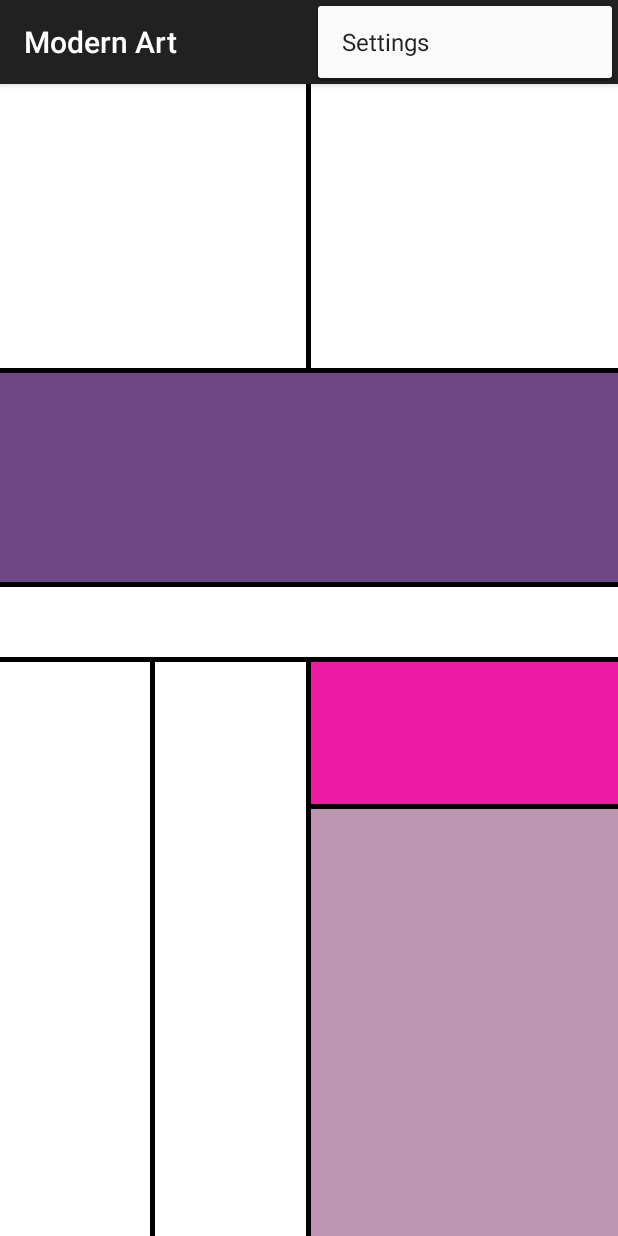
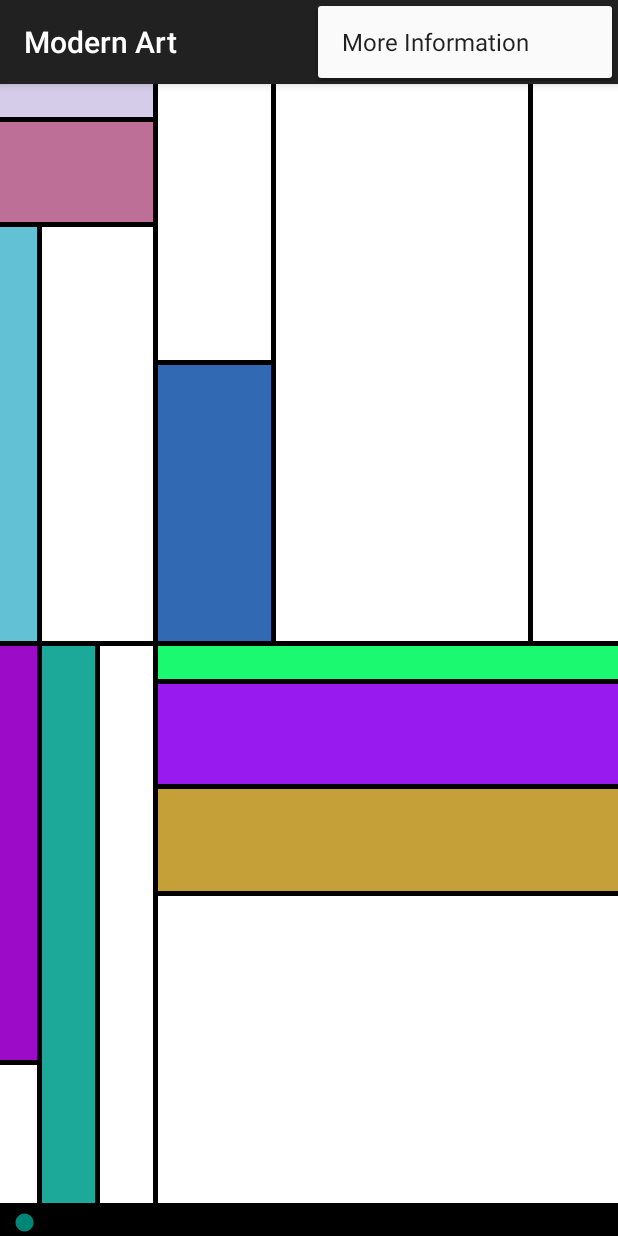
Before and after one commit to nashmaniac/Infini-Mondrians, an Android app: the screen it shows after launch (MainActivity), with the options menu open, on a phone screen of 412 x 824 dp. Run offline under Robolectric (Android 15) with nearby library versions, the phone set to English and light mode, and no system bars.

Commit message:
Finished Seekbar Implementation initial version, modularized the code by creating a new Mondrian.java class

```diff
--- a/app/src/main/java/com/example/nash/modernui/MainActivity.java
+++ b/app/src/main/java/com/example/nash/modernui/MainActivity.java
@@ -4,21 +4,23 @@ import android.content.Context;
 import android.graphics.Color;
 import android.support.v7.app.ActionBarActivity;
 import android.os.Bundle;
+import android.util.Log;
 import android.view.GestureDetector;
 import android.view.Menu;
 import android.view.MenuItem;
 import android.view.MotionEvent;
 import android.widget.LinearLayout;
+import android.widget.SeekBar;
 import android.widget.Toast;
+
+import java.util.ArrayList;
 import java.util.Random;
 
 
 public class MainActivity extends ActionBarActivity{
-    private Random rand = new Random();
-    // Number of parts/squares visible in the Mondrian
-    private int MAX_PARTS = 6;
-    private int TOTAL_WEIGHT_PER_PART = 4;
-    private int BORDER_WIDTH = 5;
+    private LinearLayout mainLayout;
+    private SeekBar seek;
+    private Mondrian mondrian;
 
     @Override
     protected void onCreate(Bundle savedInstanceState) {
@@ -26,97 +28,30 @@ public class MainActivity extends ActionBarActivity{
         setContentView(R.layout.activity_main);
 
         // Main layout from the xml file
-        LinearLayout mainLayout = (LinearLayout) findViewById(R.id.main_layout);
-        makeMondrian(mainLayout, 0);
+        mainLayout = (LinearLayout) findViewById(R.id.main_layout);
+
+        // Create a new Mondrian object
+        mondrian = new Mondrian(mainLayout, this);
+        mondrian.draw();
+
+        // The seekBar for changing the color of the colored squares of the Mondrian
+        seek = (SeekBar) findViewById(R.id.seekBar);
+        seek.setOnSeekBarChangeListener(new SeekBar.OnSeekBarChangeListener() {
+            @Override
+            public void onProgressChanged(SeekBar seekBar, int progressValue, boolean fromUser) {
+                mondrian.recolorMondrian();
+            }
+
+            // Implementation of the methods are not required for this app
+            // But there existence is required for the code to function properly
+            @Override
+            public void onStartTrackingTouch(SeekBar seekBar) {}
+
+            @Override
+            public void onStopTrackingTouch(SeekBar seekBar) {}
+        });
     }
 
-    private void makeMondrian(LinearLayout parentLayout, int partCount) {
-        if(partCount >= MAX_PARTS) return;
-        int partitionWeight = rand.nextInt(TOTAL_WEIGHT_PER_PART - 1) + 1; // Avoids the generation of 0
-        LinearLayout firstPartition = createPartition(partitionWeight, parentLayout);
-        LinearLayout border = getPartitionBorder(parentLayout.getOrientation());
-        LinearLayout secondPartition = createPartition(TOTAL_WEIGHT_PER_PART - partitionWeight, parentLayout);
-
-        parentLayout.addView(firstPartition);
-        parentLayout.addView(border);
-        parentLayout.addView(secondPartition);
-
-
-        makeMondrian(secondPartition, partCount + 2);
-        makeMondrian(firstPartition, partCount + 2);
-    }
-
-
-    /*
-    * Function : getPartitionBorder(orientation of the parent container)
-    * -------------------------------------------------------------------
-    * Returns a thin LinearLayout black in color to act as a border between
-    * two Partitions of the parent.
-    */
-    private LinearLayout getPartitionBorder(int containerOrientation) {
-        LinearLayout border = new LinearLayout(this);
-        border.setBackgroundColor(Color.BLACK);
-
-        LinearLayout.LayoutParams borderParams = new LinearLayout.LayoutParams(LinearLayout.LayoutParams.MATCH_PARENT,LinearLayout.LayoutParams.MATCH_PARENT);
-
-        if(containerOrientation == LinearLayout.VERTICAL) {
-            borderParams.height = BORDER_WIDTH;
-        }else{
-            borderParams .width = BORDER_WIDTH;
-        }
-
-        border.setLayoutParams(borderParams);
-        return border;
-    }
-
-    /*
-    * Function : createPartition(weight of the layout)
-    * Usage    : LinearLayout sampleLayout = createLayout(2);
-    * ------------------------------------------------------------------
-    * Creates a LinearLayout View with the specified weight in parameter
-    */
-    private LinearLayout createPartition(float layoutWeight, LinearLayout parentLayout) {
-        LinearLayout linearLayout = new LinearLayout(this);
-        linearLayout.setBackgroundColor(randomColor());
-        linearLayout.setOrientation(rand.nextBoolean() ? LinearLayout.VERTICAL : LinearLayout.HORIZONTAL);
-
-        LinearLayout.LayoutParams linearLayoutParams = new LinearLayout.LayoutParams(LinearLayout.LayoutParams.MATCH_PARENT, LinearLayout.LayoutParams.MATCH_PARENT);
-        linearLayoutParams.weight = layoutWeight;
-
-        if(parentLayout.getOrientation() == LinearLayout.VERTICAL) {
-            linearLayoutParams.height = 0; // Will be automatically set by provided weight
-        }else {
-            linearLayoutParams.width = 0; // Will be automatically set by provided weight
-        }
-
-        linearLayout.setLayoutParams(linearLayoutParams);
-
-        return linearLayout;
-    }
-
-    /*
-    * Function : randomColor()
-    * Usage    : viewVariable.setColor(randomColor);
-    * -----------------------------------------------
-    */
-    private int randomColor() {
-        boolean shouldBeWhite = generateBiasedBoolean(0.65f);
-        if(shouldBeWhite) {
-            return (Color.argb(255, 255, 255,255));
-        } else {
-            return (Color.argb(255, rand.nextInt(256), rand.nextInt(256), rand.nextInt(256)));
-        }
-    }
-
-    /*
-     * Function : generateBiasedBoolean(bias Value)
-     * -----------------------------------------------------------------------------------
-     * Favors true more if passed in "float bias"/bias Value is greater than 0.5 and favors false more if passed
-     * in "float bias"/bias Value is less than 0.5
-     */
-    private boolean generateBiasedBoolean(float bias){
-        return (rand.nextFloat() < bias);
-    }
 
     /*
     * Function : gestureDetector() and onTouchEvent
@@ -137,6 +72,7 @@ public class MainActivity extends ActionBarActivity{
     * Function : makeToast(message to display in toast)
     * --------------------------------------------------
     * Creates and shows toast with the message that is passed in as parameter
+    * Mostly used for debugging purposes.
     */
     public void makeToast(String message) {
         Context context = getApplicationContext();
@@ -144,13 +80,14 @@ public class MainActivity extends ActionBarActivity{
         Toast toast = Toast.makeText(context, message, duration);
         toast.show();
     }
-    // Methods for Options Menu
+
+//######################################################## Methods for the options menu
 
     /*
     * Function : onCreateOptionsMenu()
-    * ----------------------------------
-    * Intrinsic function of android platform
-    * to inflate the the menu with layout tap of the action overflow icon
+    * ---------------------------------------------------------
+    * Intrinsic function of android platform to inflate the the
+    * menu with layout on tap of the action overflow icon.
     */
     @Override
     public boolean onCreateOptionsMenu(Menu menu) {
@@ -173,10 +110,13 @@ public class MainActivity extends ActionBarActivity{
         int id = item.getItemId();
 
         //noinspection SimplifiableIfStatement
-        if (id == R.id.action_settings) {
+        if (id == R.id.action_more_info) {
+            makeToast("You will get a lot of fucking information bitch!");
             return true;
         }
 
         return super.onOptionsItemSelected(item);
     }
+
+
 }
--- /dev/null
+++ b/app/src/main/java/com/example/nash/modernui/Mondrian.java
@@ -0,0 +1,159 @@
+package com.example.nash.modernui;
+
+import android.content.Context;
+import android.graphics.Color;
+import android.widget.LinearLayout;
+import java.util.ArrayList;
+import java.util.Random;
+
+/*
+* Class : Mondrian.java
+* ------------------------------------------------------------------------------
+* Mondrian is named after the famous Dutch painter Piet Mondrian who is one of the pioneers of Modern art.
+* He evolved a non-representational form of art that consisted of white background, upon which was painted
+* a grid of vertical and horizontal black lines and three primary colors.
+* These form of paintings are also referred to as Mondrians.
+* This java class serves the purpose of drawing such Mondrians using recursion.
+*/
+
+public class Mondrian {
+    private Random rand = new Random();
+    // Total number of Parts created inside the mondrian = 2^(MAX_PARTS_POWER)
+    // e.g if MAX_PARTS_POWER = 4, total parts inside Mondrian = 2^(4) = 16 parts
+    private static final int MAX_PARTS_POWER = 4;
+    private static final int TOTAL_WEIGHT_PER_PART = 4;
+    private static final int BORDER_WIDTH = 5;
+    // The closer the probability of part being white approaches 1, the more white parts are added to the Mondrian
+    private static final float PROBABILITY_PART_WHITE = 0.4f;
+
+    private Context parentActivityContext;
+    private LinearLayout main_layout;
+
+    private ArrayList<LinearLayout> coloredParts = new ArrayList<>();
+
+    public Mondrian(LinearLayout mainLayout,Context parentContext) {
+        main_layout = mainLayout;
+        parentActivityContext = parentContext;
+    }
+
+
+
+    /*
+    * Function : draw()
+    * ------------------------------------------------------------------------------
+    * Draws a Mondrian over the mainLayout that is passed into the constructor class.
+    */
+
+    public void draw() {
+        makeMondrian(main_layout, 0);
+    }
+
+    /*
+    * Function : recolorMondrian();
+    * -------------------------------
+    * Grabs the rectangles in the Mondrian that are colored and resets their color
+    * again to a random color.
+    */
+    public void recolorMondrian() {
+        for (int i = 0; i < coloredParts.size(); i++) {
+            coloredParts.get(i).setBackgroundColor(getRandomColor(false));
+        }
+    }
+
+
+
+
+//###################################################### PRIVATE METHODS
+
+    /*
+    * Function : getPartitionBorder(orientation of the parent container)
+    * -------------------------------------------------------------------
+    * Returns a thin LinearLayout black in color to act as a border between
+    * two Partitions of the parent.
+    */
+    private void makeMondrian(LinearLayout parentLayout, int partCount) {
+        if (partCount >= MAX_PARTS_POWER) return;
+        int partitionWeight = rand.nextInt(TOTAL_WEIGHT_PER_PART - 1) + 1; // Avoids generation of 0
+        LinearLayout firstPartition = createPartition(partitionWeight, parentLayout);
+        LinearLayout border = getPartitionBorder(parentLayout.getOrientation());
+        LinearLayout secondPartition = createPartition(TOTAL_WEIGHT_PER_PART - partitionWeight, parentLayout);
+
+        parentLayout.addView(firstPartition);
+        parentLayout.addView(border);
+        parentLayout.addView(secondPartition);
+
+        makeMondrian(secondPartition, partCount + 1);
+        makeMondrian(firstPartition, partCount + 1);
+    }
+
+    private LinearLayout getPartitionBorder(int containerOrientation) {
+        LinearLayout border = new LinearLayout(parentActivityContext);
+        border.setBackgroundColor(Color.BLACK);
+
+        LinearLayout.LayoutParams borderParams = new LinearLayout.LayoutParams(LinearLayout.LayoutParams.MATCH_PARENT, LinearLayout.LayoutParams.MATCH_PARENT);
+
+        if (containerOrientation == LinearLayout.VERTICAL) {
+            borderParams.height = BORDER_WIDTH;
+        } else {
+            borderParams.width = BORDER_WIDTH;
+        }
+
+        border.setLayoutParams(borderParams);
+        return border;
+    }
+
+    /*
+    * Function : createPartition(weight of the layout)
+    * Usage    : LinearLayout sampleLayout = createLayout(2);
+    * ------------------------------------------------------------------
+    * Creates a LinearLayout View with the specified weight in parameter
+    */
+    private LinearLayout createPartition(float layoutWeight, LinearLayout parentLayout) {
+        LinearLayout linearLayout = new LinearLayout(parentActivityContext);
+        int randomColor = getRandomColor(true);
+        linearLayout.setBackgroundColor(randomColor);
+        linearLayout.setOrientation(rand.nextBoolean() ? LinearLayout.VERTICAL : LinearLayout.HORIZONTAL);
+
+        LinearLayout.LayoutParams linearLayoutParams = new LinearLayout.LayoutParams(LinearLayout.LayoutParams.MATCH_PARENT, LinearLayout.LayoutParams.MATCH_PARENT);
+        linearLayoutParams.weight = layoutWeight;
+
+        if (parentLayout.getOrientation() == LinearLayout.VERTICAL) {
+            linearLayoutParams.height = 0; // Will be automatically set by provided weight
+        } else {
+            linearLayoutParams.width = 0; // Will be automatically set by provided weight
+        }
+
+        linearLayout.setLayoutParams(linearLayoutParams);
+
+        if (randomColor != Color.WHITE) coloredParts.add(linearLayout);
+
+        return linearLayout;
+    }
+
+    /*
+    * Function : getRandomColor(should favor white more or not)
+    * ------------------------------------------------------------------------------
+    * Returns a random color. If passed in true for favorWhite it return white
+    * more of the times than it returns any other color. This is for the Mondrian
+    * drawing purposes since in Mondrian most of the squares/rectangles are white in color
+    */
+    private int getRandomColor(boolean favorWhite) {
+        boolean shouldBeWhite = generateBiasedBoolean(PROBABILITY_PART_WHITE);
+        if (shouldBeWhite && favorWhite) {
+            return (Color.argb(255, 255, 255, 255));
+        } else {
+            return (Color.argb(255, rand.nextInt(256), rand.nextInt(256), rand.nextInt(256)));
+        }
+    }
+
+    /*
+    * Function : generateBiasedBoolean(probability of returning true out of one)
+    * --------------------------------------------------------------------------
+    * Generates random boolean variable either true or false. The closer the value of
+    * "float bias" approaches to 1 the more generation of true is favored.
+    */
+    private boolean generateBiasedBoolean(float bias) {
+        return (rand.nextFloat() < bias);
+    }
+
+}
--- a/app/src/main/res/layout/activity_main.xml
+++ b/app/src/main/res/layout/activity_main.xml
@@ -1,8 +1,25 @@
 <LinearLayout xmlns:android="http://schemas.android.com/apk/res/android"
-    android:id = "@+id/main_layout"
+    android:id = "@+id/wrapper"
     android:layout_width="match_parent"
     android:layout_height="match_parent"
-    android:background="#ffffff"
     android:orientation="vertical">
 
+    <LinearLayout xmlns:android="http://schemas.android.com/apk/res/android"
+        android:id = "@+id/main_layout"
+        android:layout_width="match_parent"
+        android:layout_height="match_parent"
+        android:background="#000000"
+        android:layout_weight="2"
+        android:paddingBottom="4dp"
+        android:orientation="vertical">
+
+    </LinearLayout>
+
+    <SeekBar
+        android:id="@+id/seekBar"
+        android:layout_width="match_parent"
+        android:layout_height="wrap_content"
+        android:layout_gravity="center_horizontal"
+        android:background="#000000" />
+
 </LinearLayout>
--- a/app/src/main/res/menu/menu_main.xml
+++ b/app/src/main/res/menu/menu_main.xml
@@ -1,6 +1,9 @@
 <menu xmlns:android="http://schemas.android.com/apk/res/android"
     xmlns:app="http://schemas.android.com/apk/res-auto"
     xmlns:tools="http://schemas.android.com/tools" tools:context=".MainActivity">
-    <item android:id="@+id/action_settings" android:title="@string/action_settings"
-        android:orderInCategory="100" app:showAsAction="never" />
+    <item android:id="@+id/action_more_info"
+        android:title="@string/action_more_info"
+        android:orderInCategory="100"
+        app:showAsAction = "never"
+        />
 </menu>
--- a/app/src/main/res/values/strings.xml
+++ b/app/src/main/res/values/strings.xml
@@ -3,6 +3,6 @@
 
     <string name="app_name">Modern Art</string>
     <string name="hello_world">Hello world!</string>
-    <string name="action_settings">Settings</string>
+    <string name="action_more_info">More Information</string>
 
 </resources>
```
